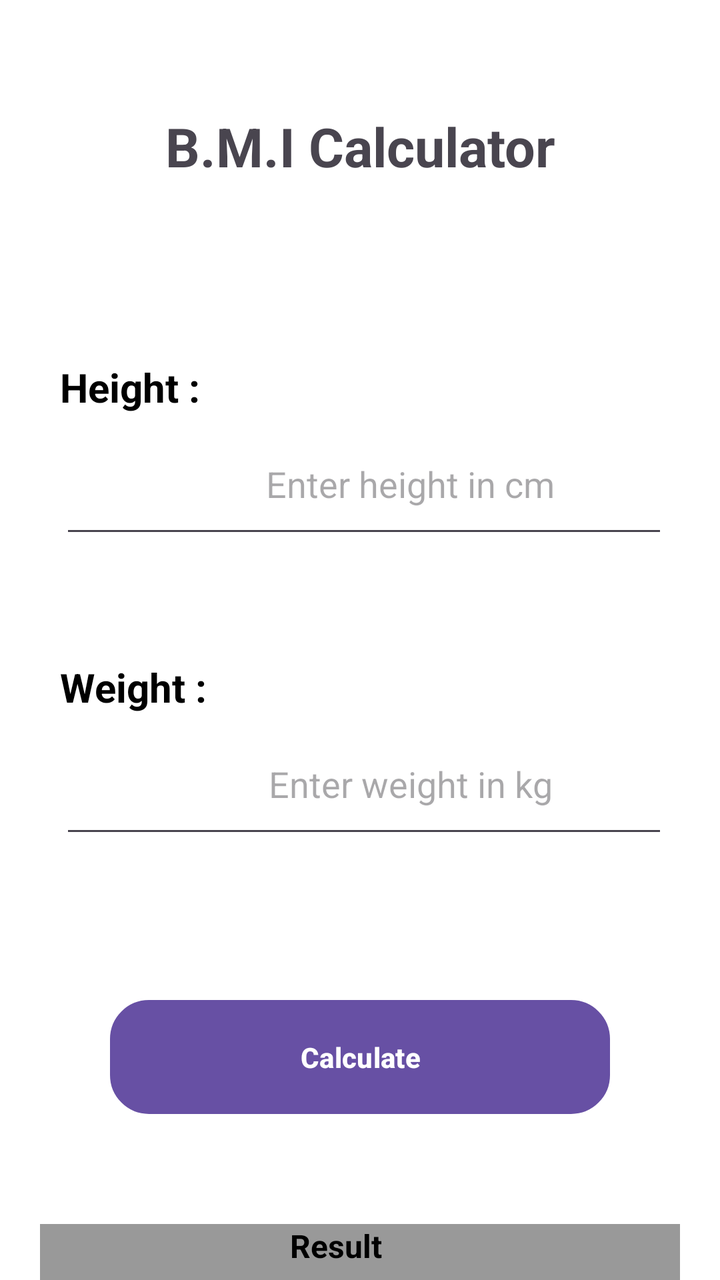
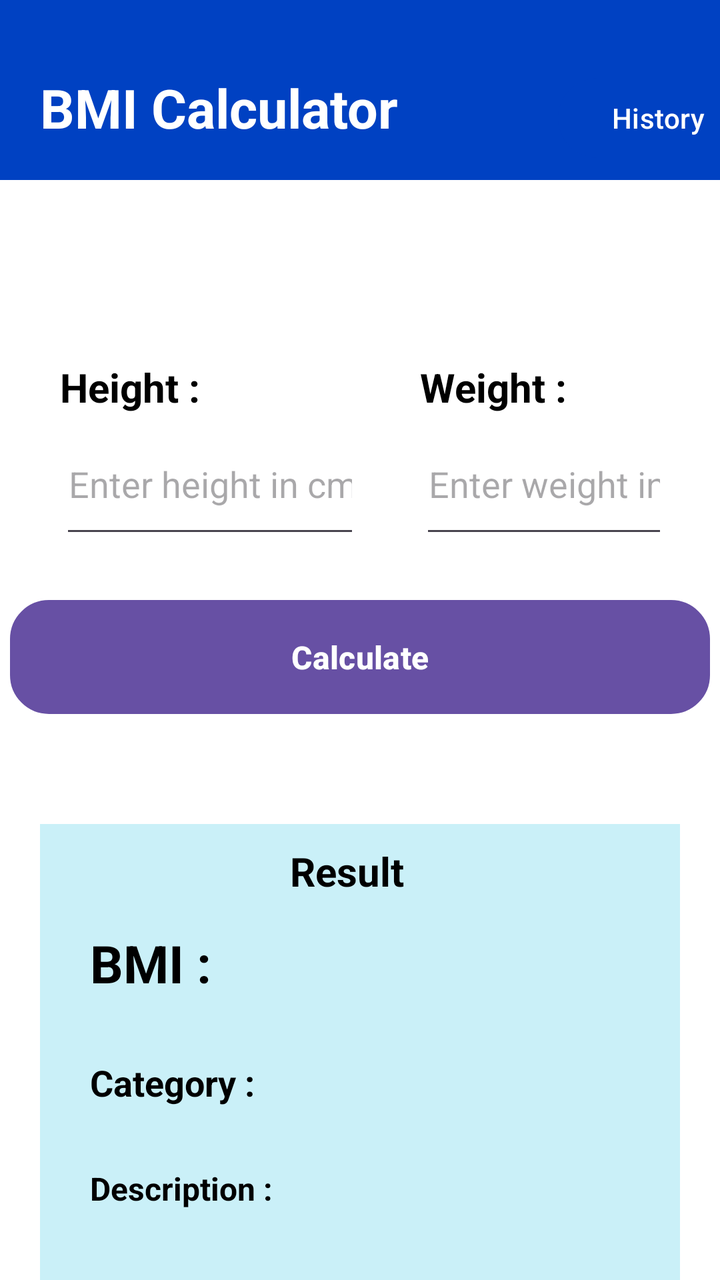

Compare the two renders of this Android layout. The source of the first and the diff that turns it into the second are given below.
<!-- AndroidManifest.xml: application theme Theme.Task_2 -->
<!-- res/layout/activity_bmi_calculator.xml -->
<?xml version="1.0" encoding="utf-8"?>
<androidx.constraintlayout.widget.ConstraintLayout xmlns:android="http://schemas.android.com/apk/res/android"
    xmlns:app="http://schemas.android.com/apk/res-auto"
    xmlns:tools="http://schemas.android.com/tools"
    android:id="@+id/main"
    android:layout_width="match_parent"
    android:layout_height="match_parent"
    tools:context=".calculator"
    android:background="@color/white">

    <TextView
        android:layout_width="wrap_content"
        android:layout_height="wrap_content"
        android:text="B.M.I Calculator"
        android:textSize="27sp"
        android:textStyle="bold"
        android:layout_marginTop="55dp"
        app:layout_constraintStart_toStartOf="parent"
        app:layout_constraintEnd_toEndOf="parent"
        app:layout_constraintTop_toTopOf="parent"/>

    <LinearLayout
        android:layout_width="match_parent"
        android:layout_height="wrap_content"
        android:orientation="vertical"
        android:padding="30dp"
        android:layout_marginTop="150dp"
        app:layout_constraintTop_toTopOf="parent"
        app:layout_constraintStart_toStartOf="parent"
        app:layout_constraintEnd_toEndOf="parent">

        <TextView
            android:layout_width="wrap_content"
            android:layout_height="wrap_content"
            android:text="Height :"
            android:textStyle="bold"
            android:textSize="20sp"
            android:textColor="@color/black"/>

        <EditText
            android:id="@+id/height"
            android:inputType="numberDecimal"
            android:layout_width="350dp"
            android:layout_height="67dp"
            android:hint="Enter height in cm"
            android:singleLine="true"
            android:gravity="center"
            android:textColor="@color/black"/>

    </LinearLayout>

    <LinearLayout
        android:layout_width="match_parent"
        android:layout_height="wrap_content"
        android:orientation="vertical"
        android:padding="30dp"
        android:layout_marginTop="300dp"
        app:layout_constraintTop_toTopOf="parent"
        app:layout_constraintStart_toStartOf="parent"
        app:layout_constraintEnd_toEndOf="parent">

        <TextView
            android:layout_width="wrap_content"
            android:layout_height="wrap_content"
            android:text="Weight :"
            android:textStyle="bold"
            android:textSize="20sp"
            android:textColor="@color/black"/>

        <EditText
            android:id="@+id/weight"
            android:inputType="numberDecimal"
            android:layout_width="350dp"
            android:layout_height="67dp"
            android:hint="Enter weight in kg"
            android:singleLine="true"
            android:gravity="center"
            android:textColor="@color/black"/>

    </LinearLayout>

    <Button
        android:id="@+id/btnCalculate"
        android:layout_width="250dp"
        android:layout_height="57dp"
        android:background="@drawable/btn_layout"
        android:text="Calculate"
        android:textStyle="bold"
        android:clickable="true"
        android:layout_marginTop="500dp"
        app:layout_constraintStart_toStartOf="parent"
        app:layout_constraintEnd_toEndOf="parent"
        app:layout_constraintTop_toTopOf="parent"/>

    <LinearLayout
        android:layout_width="320dp"
        android:layout_height="100dp"
        android:layout_marginTop="55dp"
        app:layout_constraintTop_toBottomOf="@id/btnCalculate"
        app:layout_constraintStart_toStartOf="parent"
        app:layout_constraintEnd_toEndOf="parent"
        android:background="@color/light_grey"
        android:orientation="vertical">

        <TextView
            android:layout_width="wrap_content"
            android:layout_height="wrap_content"
            android:text="Result"
            android:textSize="16sp"
            android:textStyle="bold"
            android:textColor="@color/black"
            android:layout_marginLeft="125dp"/>

        <TextView
            android:id="@+id/result"
            android:layout_width="wrap_content"
            android:layout_height="wrap_content"/>

    </LinearLayout>

</androidx.constraintlayout.widget.ConstraintLayout>
<!-- resources referenced by this layout -->
<resources>
  <color name="black">#FF000000</color>
  <color name="light_grey">#999999</color>
  <color name="white">#FFFFFFFF</color>
  <!-- drawable btn_layout (drawable) -->
  <?xml version="1.0" encoding="utf-8"?>
  <shape xmlns:android="http://schemas.android.com/apk/res/android">
  
      <solid android:color="@color/blue"/>
  
      <stroke
          android:width="1dp"
          android:color="@color/blue" />
  
      <corners android:radius="19dp" />
  
  </shape>
  <style name="Theme.Task_2" parent="Base.Theme.Task_2" />
  <color name="blue">#82EEFD</color>
  <style name="Base.Theme.Task_2" parent="Theme.Material3.DayNight.NoActionBar">
          
          
      </style>
</resources>

<!-- the commit's change to res/layout/activity_bmi_calculator.xml (unified diff, before → after) -->
@@ -8,113 +8,215 @@
     tools:context=".calculator"
     android:background="@color/white">
 
-    <TextView
-        android:layout_width="wrap_content"
-        android:layout_height="wrap_content"
-        android:text="B.M.I Calculator"
-        android:textSize="27sp"
-        android:textStyle="bold"
-        android:layout_marginTop="55dp"
-        app:layout_constraintStart_toStartOf="parent"
-        app:layout_constraintEnd_toEndOf="parent"
-        app:layout_constraintTop_toTopOf="parent"/>
+    <LinearLayout
+        android:layout_width="match_parent"
+        android:layout_height="90dp"
+        android:orientation="horizontal"
+        android:background="@color/Blue"
+        app:layout_constraintTop_toTopOf="parent"
+        app:layout_constraintStart_toStartOf="parent"
+        app:layout_constraintEnd_toEndOf="parent">
+
+        <TextView
+            android:layout_width="wrap_content"
+            android:layout_height="67dp"
+            android:text="BMI Calculator"
+            android:textColor="@color/white"
+            android:textStyle="bold"
+            android:textSize="27sp"
+            android:layout_marginLeft="20dp"
+            android:layout_marginTop="35sp"
+            app:layout_constraintStart_toStartOf="parent"
+            app:layout_constraintTop_toTopOf="parent"/>
+
+        <Button
+            android:id="@+id/BMIhistory"
+            android:layout_width="100sp"
+            android:layout_height="wrap_content"
+            android:layout_marginTop="35dp"
+            android:layout_marginRight="15dp"
+            android:layout_marginLeft="80dp"
+            android:clickable="true"
+            android:text="History"
+            android:textColor="@color/white"
+            android:backgroundTint="@color/Blue" />
+
+    </LinearLayout>
 
     <LinearLayout
         android:layout_width="match_parent"
         android:layout_height="wrap_content"
-        android:orientation="vertical"
+        android:orientation="horizontal"
         android:padding="30dp"
         android:layout_marginTop="150dp"
         app:layout_constraintTop_toTopOf="parent"
         app:layout_constraintStart_toStartOf="parent"
         app:layout_constraintEnd_toEndOf="parent">
 
-        <TextView
-            android:layout_width="wrap_content"
-            android:layout_height="wrap_content"
-            android:text="Height :"
-            android:textStyle="bold"
-            android:textSize="20sp"
-            android:textColor="@color/black"/>
-
-        <EditText
-            android:id="@+id/height"
-            android:inputType="numberDecimal"
-            android:layout_width="350dp"
-            android:layout_height="67dp"
-            android:hint="Enter height in cm"
-            android:singleLine="true"
-            android:gravity="center"
-            android:textColor="@color/black"/>
-
-    </LinearLayout>
-
-    <LinearLayout
-        android:layout_width="match_parent"
-        android:layout_height="wrap_content"
-        android:orientation="vertical"
-        android:padding="30dp"
-        android:layout_marginTop="300dp"
-        app:layout_constraintTop_toTopOf="parent"
-        app:layout_constraintStart_toStartOf="parent"
-        app:layout_constraintEnd_toEndOf="parent">
-
-        <TextView
-            android:layout_width="wrap_content"
-            android:layout_height="wrap_content"
-            android:text="Weight :"
-            android:textStyle="bold"
-            android:textSize="20sp"
-            android:textColor="@color/black"/>
-
-        <EditText
-            android:id="@+id/weight"
-            android:inputType="numberDecimal"
-            android:layout_width="350dp"
-            android:layout_height="67dp"
-            android:hint="Enter weight in kg"
-            android:singleLine="true"
-            android:gravity="center"
-            android:textColor="@color/black"/>
-
+        <LinearLayout
+            android:layout_width="wrap_content"
+            android:layout_height="wrap_content"
+            android:orientation="horizontal"
+            app:layout_constraintTop_toTopOf="parent"
+            app:layout_constraintStart_toStartOf="parent">
+
+            <LinearLayout
+                android:layout_width="180dp"
+                android:layout_height="wrap_content"
+                android:orientation="vertical">
+                <TextView
+                    android:layout_width="wrap_content"
+                    android:layout_height="wrap_content"
+                    android:text="Height :"
+                    android:textStyle="bold"
+                    android:textSize="20sp"
+                    android:textColor="@color/black"/>
+
+                <EditText
+                    android:id="@+id/height"
+                    android:inputType="numberDecimal"
+                    android:layout_width="150dp"
+                    android:layout_height="67dp"
+                    android:hint="Enter height in cm"
+                    android:singleLine="true"
+                    android:gravity="center"
+                    android:textColor="@color/black"/>
+            </LinearLayout>
+
+            <LinearLayout
+                android:layout_width="200dp"
+                android:layout_height="wrap_content"
+                android:orientation="vertical">
+
+                <TextView
+                    android:layout_width="wrap_content"
+                    android:layout_height="wrap_content"
+                    android:text="Weight :"
+                    android:textStyle="bold"
+                    android:textSize="20sp"
+                    android:textColor="@color/black"/>
+
+                <EditText
+                    android:id="@+id/weight"
+                    android:inputType="numberDecimal"
+                    android:layout_width="150dp"
+                    android:layout_height="67dp"
+                    android:hint="Enter weight in kg"
+                    android:singleLine="true"
+                    android:gravity="center"
+                    android:textColor="@color/black"/>
+            </LinearLayout>
+        </LinearLayout>
     </LinearLayout>
 
     <Button
         android:id="@+id/btnCalculate"
-        android:layout_width="250dp"
+        android:layout_width="350dp"
         android:layout_height="57dp"
         android:background="@drawable/btn_layout"
         android:text="Calculate"
         android:textStyle="bold"
         android:clickable="true"
-        android:layout_marginTop="500dp"
+        android:textSize="16sp"
+        android:layout_marginTop="300dp"
         app:layout_constraintStart_toStartOf="parent"
         app:layout_constraintEnd_toEndOf="parent"
         app:layout_constraintTop_toTopOf="parent"/>
 
     <LinearLayout
         android:layout_width="320dp"
-        android:layout_height="100dp"
+        android:layout_height="230dp"
         android:layout_marginTop="55dp"
         app:layout_constraintTop_toBottomOf="@id/btnCalculate"
         app:layout_constraintStart_toStartOf="parent"
         app:layout_constraintEnd_toEndOf="parent"
-        android:background="@color/light_grey"
+        android:background="@color/light_blue"
         android:orientation="vertical">
 
         <TextView
             android:layout_width="wrap_content"
             android:layout_height="wrap_content"
             android:text="Result"
-            android:textSize="16sp"
+            android:layout_marginTop="10dp"
+            android:textSize="20sp"
             android:textStyle="bold"
             android:textColor="@color/black"
             android:layout_marginLeft="125dp"/>
 
-        <TextView
-            android:id="@+id/result"
-            android:layout_width="wrap_content"
-            android:layout_height="wrap_content"/>
+        <LinearLayout
+            android:layout_width="wrap_content"
+            android:layout_height="wrap_content"
+            android:orientation="horizontal"
+            android:padding="15dp">
+
+        <TextView
+            android:id="@+id/BMItext"
+            android:layout_width="wrap_content"
+            android:layout_height="wrap_content"
+            android:text="BMI : "
+            android:layout_marginLeft="10dp"
+            android:textStyle="bold"
+            android:textSize="26dp"
+            android:textColor="@color/black"/>
+
+        <TextView
+            android:id="@+id/BMIvalue"
+            android:layout_width="wrap_content"
+            android:layout_height="wrap_content"
+            android:textColor="@color/black"
+            android:textSize="26sp"/>
+
+        </LinearLayout>
+
+        <LinearLayout
+            android:layout_width="wrap_content"
+            android:layout_height="wrap_content"
+            android:orientation="horizontal"
+            android:padding="15dp">
+
+            <TextView
+                android:layout_width="wrap_content"
+                android:layout_height="wrap_content"
+                android:text="Category : "
+                android:textSize="18dp"
+                android:textStyle="bold"
+                android:textColor="@color/black"
+                android:layout_marginLeft="10dp"/>
+
+            <TextView
+                android:id="@+id/Categorytype"
+                android:layout_width="wrap_content"
+                android:layout_height="wrap_content"
+                android:textSize="18dp"
+                android:textStyle="bold"
+                android:textColor="@color/black"/>
+
+        </LinearLayout>
+
+        <LinearLayout
+            android:layout_width="wrap_content"
+            android:layout_height="wrap_content"
+            android:orientation="horizontal"
+            android:padding="15dp">
+
+            <TextView
+                android:id="@+id/Descriptionhead"
+                android:layout_width="wrap_content"
+                android:layout_height="wrap_content"
+                android:text="Description : "
+                android:textSize="16dp"
+                android:textStyle="bold"
+                android:layout_marginLeft="10dp"
+                android:textColor="@color/black"/>
+
+            <TextView
+                android:id="@+id/Description"
+                android:layout_width="wrap_content"
+                android:layout_height="wrap_content"
+                android:textSize="16dp"
+                android:textColor="@color/black"/>
+
+        </LinearLayout>
 
     </LinearLayout>
 
<!-- resource entries referenced after the edit -->
@@ -1,7 +1,8 @@
 <!-- resources referenced by this layout -->
 <resources>
+  <color name="Blue">#0041C2</color>
   <color name="black">#FF000000</color>
-  <color name="light_grey">#999999</color>
+  <color name="light_blue">#CAF0F8</color>
   <color name="white">#FFFFFFFF</color>
   <!-- drawable btn_layout (drawable) -->
   <?xml version="1.0" encoding="utf-8"?>
